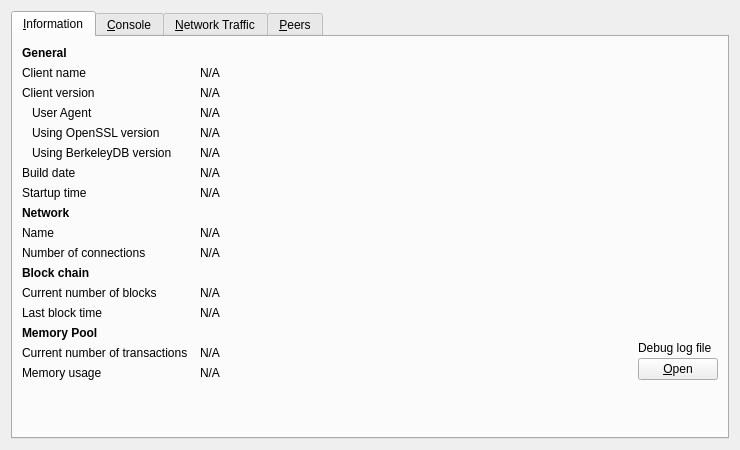
Old version of the form src/qt/forms/rpcconsole.ui in the repository bitcoinxt/bitcoinxt.
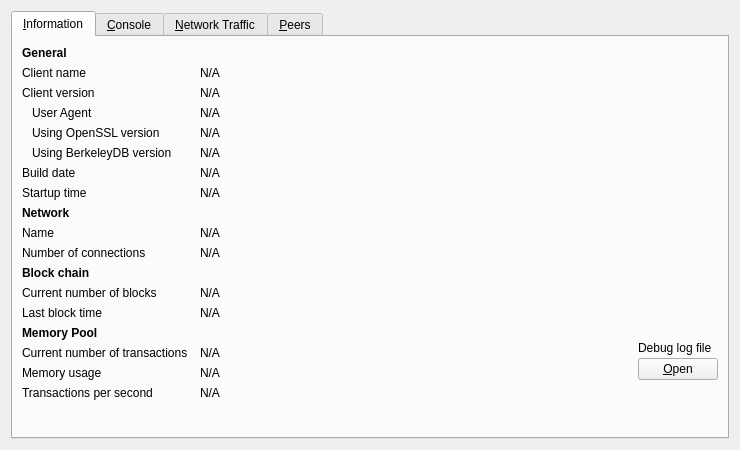
New version of the form. Icons and pictures are not drawn. Custom widgets are drawn as their Qt base class.

Commit message:
Added Transactions Per Second output to the debug window
The tx rate is smoothed over a 60 second period

Diff of the .ui file:
```diff
--- a/src/qt/forms/rpcconsole.ui
+++ b/src/qt/forms/rpcconsole.ui
@@ -387,6 +387,30 @@
          </property>
         </widget>
        </item>
+       <item row="17" column="0">
+        <widget class="QLabel" name="labelTransactionsPerSecond">
+         <property name="text">
+          <string>Transactions per second</string>
+         </property>
+        </widget>
+       </item>
+       <item row="17" column="1">
+        <widget class="QLabel" name="transactionsPerSecond">
+         <property name="cursor">
+          <cursorShape>IBeamCursor</cursorShape>
+         </property>
+         <property name="text">
+          <string>N/A</string>
+         </property>
+         <property name="textFormat">
+          <enum>Qt::PlainText</enum>
+         </property>
+         <property name="textInteractionFlags">
+          <set>Qt::LinksAccessibleByMouse|Qt::TextSelectableByKeyboard|Qt::TextSelectableByMouse</set>
+         </property>
+        </widget>
+       </item>
+
        <item row="14" column="2" rowspan="3">
         <layout class="QVBoxLayout" name="verticalLayoutDebugButton">
          <property name="spacing">
```
The commit also changes 7 other files.
